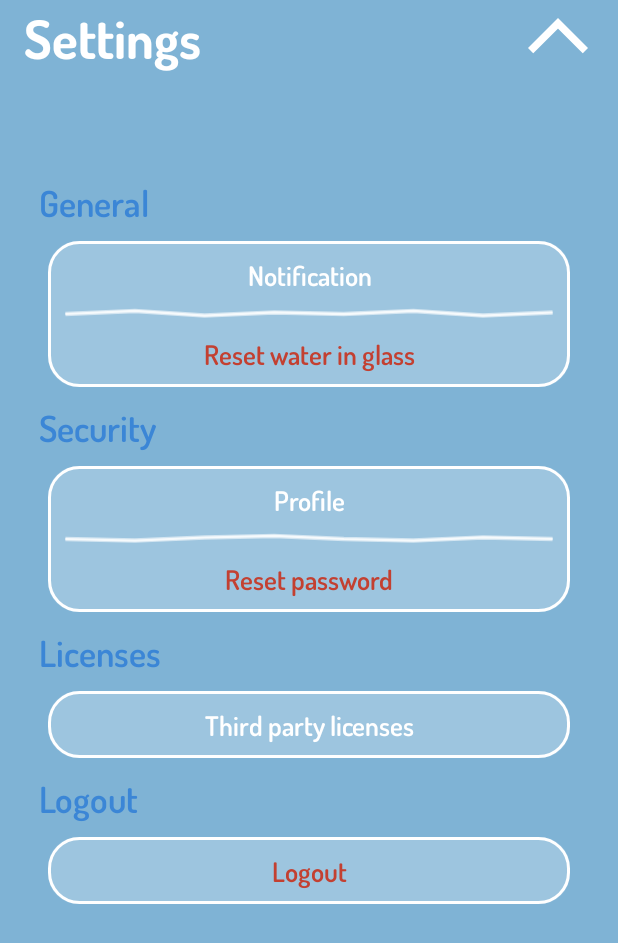
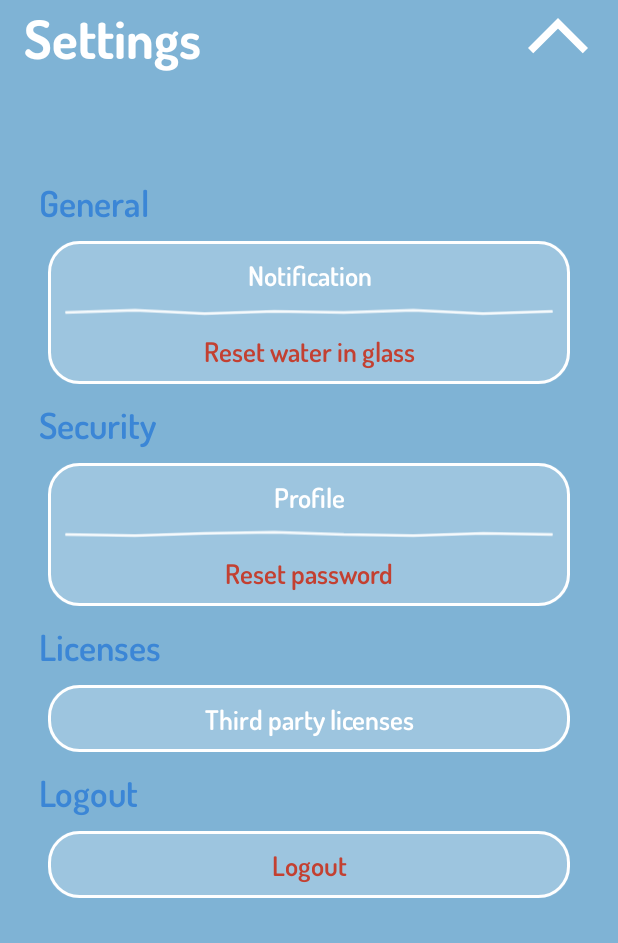
Before and after one commit to GitterHubber21/HydroHabit, an Android app built with Jetpack Compose: the ChallengesActivity screen opened directly, with no data from a screen before it, after a tap on "Notifications", on a phone screen of 412 x 824 dp. Shown: the top 943 px of the screen. Run offline under Robolectric (Android 15) with nearby library versions, the phone set to English and light mode, and no system bars; 7 statements that could not run were skipped.

Commit message:
Fixed navigation

```diff
--- a/app/src/main/AndroidManifest.xml
+++ b/app/src/main/AndroidManifest.xml
@@ -17,7 +17,8 @@
         tools:targetApi="31">
         <activity
             android:name=".SplashActivity"
-            android:exported="true" >
+            android:exported="true"
+            android:screenOrientation="portrait">
             <intent-filter>
                 <action android:name="android.intent.action.MAIN" />
 
@@ -26,7 +27,8 @@
         </activity>
         <activity
             android:name=".SettingsActivity"
-            android:exported="false" />
+            android:exported="false"
+            android:screenOrientation="portrait"/>
         <activity
             android:name=".SignupActivity"
             android:exported="false"
--- a/app/src/main/java/com/example/hydrohabit/ChallengesActivity.kt
+++ b/app/src/main/java/com/example/hydrohabit/ChallengesActivity.kt
@@ -79,4 +79,19 @@ class ChallengesActivity : AppCompatActivity() {
     override fun onTouchEvent(event: MotionEvent): Boolean {
         return gestureDetector.onTouchEvent(event) || super.onTouchEvent(event)
     }
+
+    override fun onResume() {
+        super.onResume()
+        val bottomNavigationView = findViewById<BottomNavigationView>(R.id.bottomNavigationView)
+        bottomNavigationView.selectedItemId = R.id.nav_challenges
+    }
+    private fun finishWithoutAnimation(){
+        finish()
+        overridePendingTransition(0, 0)
+    }
+    @Deprecated("This method has been deprecated in favor of using the\n      {@link OnBackPressedDispatcher} via {@link #getOnBackPressedDispatcher()}.\n      The OnBackPressedDispatcher controls how back button events are dispatched\n      to one or more {@link OnBackPressedCallback} objects.")
+    override fun onBackPressed() {
+        super.onBackPressed()
+        finishWithoutAnimation()
+    }
 }
--- a/app/src/main/res/layout/activity_settings.xml
+++ b/app/src/main/res/layout/activity_settings.xml
@@ -72,7 +72,7 @@
 
             <View
                 android:layout_width="match_parent"
-                android:layout_height="8dp"
+                android:layout_height="6dp"
                 android:background="@drawable/glass_rift" />
             <TextView
                 android:id="@+id/resetButton"
@@ -118,7 +118,7 @@
                 android:textSize="18sp" />
             <View
                 android:layout_width="match_parent"
-                android:layout_height="8dp"
+                android:layout_height="6dp"
                 android:background="@drawable/glass_rift_variant" />
             <TextView
                 android:id="@+id/resetPasswordButton"
```
Also changed, not shown: app/src/main/java/com/example/hydrohabit/InsightsActivity.kt (+14 -0 lines), app/src/main/java/com/example/hydrohabit/MainActivity.kt (+14 -0 lines).
